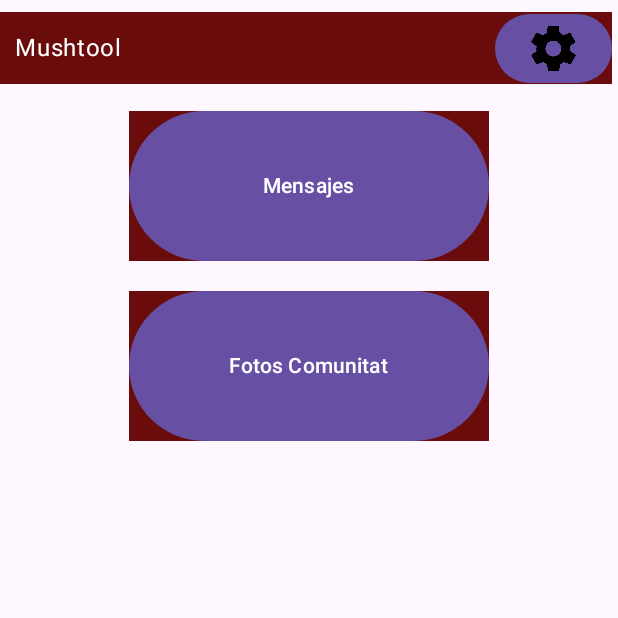
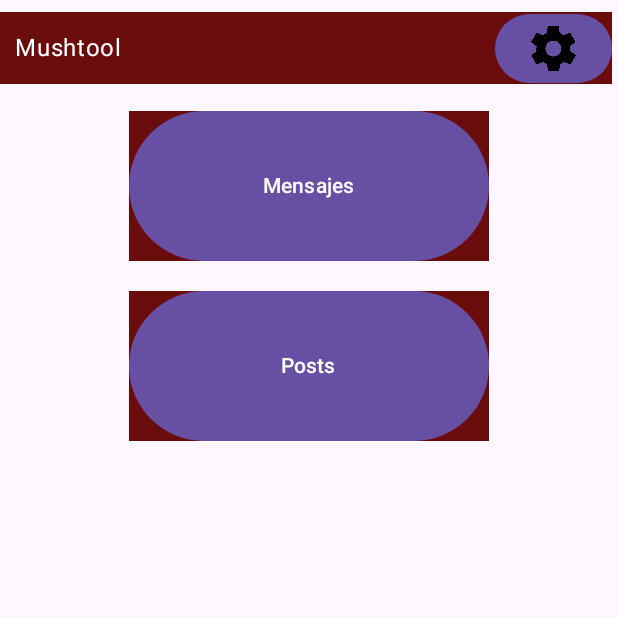
Before and after one commit to PolRibera/MushTool, an Android app built with Jetpack Compose: the screen it shows after launch (MainActivity), on a phone screen of 412 x 824 dp, the top half of it. Run offline under Robolectric (Android 15) with nearby library versions, the light colour scheme and no system bars.

```diff
--- a/app/src/main/AndroidManifest.xml
+++ b/app/src/main/AndroidManifest.xml
@@ -5,11 +5,12 @@
     <uses-feature
         android:name="android.hardware.camera"
         android:required="true"/>
-    <uses-permission android:name="android.permission.WRITE_EXTERNAL_STORAGE" />
+    <uses-permission android:name="android.permission.WRITE_EXTERNAL_STORAGE"/>
     <uses-permission android:name="android.permission.ACCESS_FINE_LOCATION"/>
     <uses-permission android:name="android.permission.ACCESS_COARSE_LOCATION"/>
     <uses-permission android:name="android.permission.ACCESS_BACKGROUND_LOCATION"/>
     <uses-permission android:name="android.permission.INTERNET"/>
+
     <application
         android:allowBackup="true"
         android:icon="@mipmap/ic_launcher"
--- a/app/src/main/java/com/example/Projecte3MushTool/MainActivity.kt
+++ b/app/src/main/java/com/example/Projecte3MushTool/MainActivity.kt
@@ -46,6 +46,16 @@ class MainActivity : ComponentActivity() {
 }
 
 
+@Preview(showBackground = true)
+@Composable
+fun DefaultPreview() {
+    AppTheme {
+        LemonadeApp(LocalContext.current)
+    }
+}
+
+
+
 @OptIn(ExperimentalMaterial3Api::class)
 @Composable
 fun LemonadeApp(context: Context) { // Define el color de los botones aquí
@@ -69,7 +79,7 @@ fun LemonadeApp(context: Context) { // Define el color de los botones aquí
                                 context.startActivity(intentConfig)
                             },
                             modifier = Modifier
-                                 // Tamaño del botón
+                                // Tamaño del botón
                                 .align(Alignment.CenterVertically)
                                 .background(Color(0xFF6B0C0C))
                         ) {
@@ -224,7 +234,7 @@ fun LemonadeApp(context: Context) { // Define el color de los botones aquí
                             ,// Tamaño cuadrado del botón
                             // Agrega espacio alrededor del botón
                         ) {
-                            Text("Fotos Comunitat") // Texto del botón
+                            Text("Posts") // Texto del botón
                         }
                     }
                 }
@@ -232,13 +242,3 @@ fun LemonadeApp(context: Context) { // Define el color de los botones aquí
         }
     }
 }
-
-
-
-@Preview(showBackground = true)
-@Composable
-fun DefaultPreview() {
-    AppTheme {
-        LemonadeApp(LocalContext.current)
-    }
-}
```
Also changed, not shown: app/src/main/java/com/example/Projecte3MushTool/FotosActivity.kt (+3 -32 lines), app/src/main/java/com/example/Projecte3MushTool/MapaActivity.kt (+17 -7 lines).
